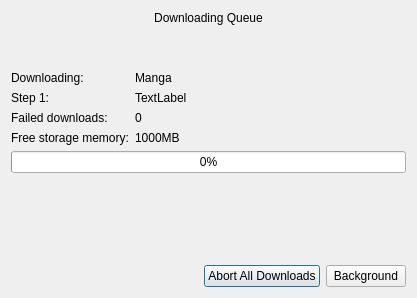
Rain92/UltimateMangaReader, file widgets/downloadstatusdialog.ui: the form before one commit.
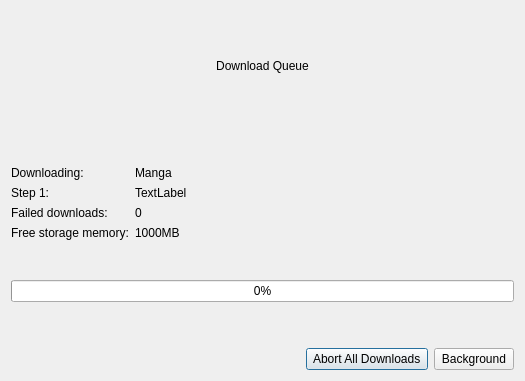
The form after the commit.

What changed in the file:
```diff
--- a/widgets/downloadstatusdialog.ui
+++ b/widgets/downloadstatusdialog.ui
@@ -6,8 +6,8 @@
    <rect>
     <x>0</x>
     <y>0</y>
-    <width>417</width>
-    <height>298</height>
+    <width>525</width>
+    <height>381</height>
    </rect>
   </property>
   <property name="windowTitle">
@@ -17,7 +17,7 @@
    <item>
     <widget class="QLabel" name="labelTitle">
      <property name="text">
-      <string>Downloading Queue</string>
+      <string>Download Queue</string>
      </property>
      <property name="alignment">
       <set>Qt::AlignCenter</set>
@@ -45,6 +45,12 @@
    </item>
    <item>
     <layout class="QFormLayout" name="formLayout">
+     <property name="sizeConstraint">
+      <enum>QLayout::SetDefaultConstraint</enum>
+     </property>
+     <property name="rowWrapPolicy">
+      <enum>QFormLayout::DontWrapRows</enum>
+     </property>
      <item row="1" column="0">
       <widget class="QLabel" name="labelStep">
        <property name="text">
@@ -133,6 +139,9 @@
      <property name="orientation">
       <enum>Qt::Vertical</enum>
      </property>
+     <property name="sizeType">
+      <enum>QSizePolicy::Fixed</enum>
+     </property>
      <property name="sizeHint" stdset="0">
       <size>
        <width>20</width>
@@ -159,14 +168,14 @@
      <item>
       <widget class="QPushButton" name="pushButtonCancel">
        <property name="text">
-        <string>Abort All Downloads</string>
+        <string> Abort All Downloads </string>
        </property>
       </widget>
      </item>
      <item>
       <widget class="QPushButton" name="pushButtonHide">
        <property name="text">
-        <string>Background</string>
+        <string> Background </string>
        </property>
       </widget>
      </item>
```
